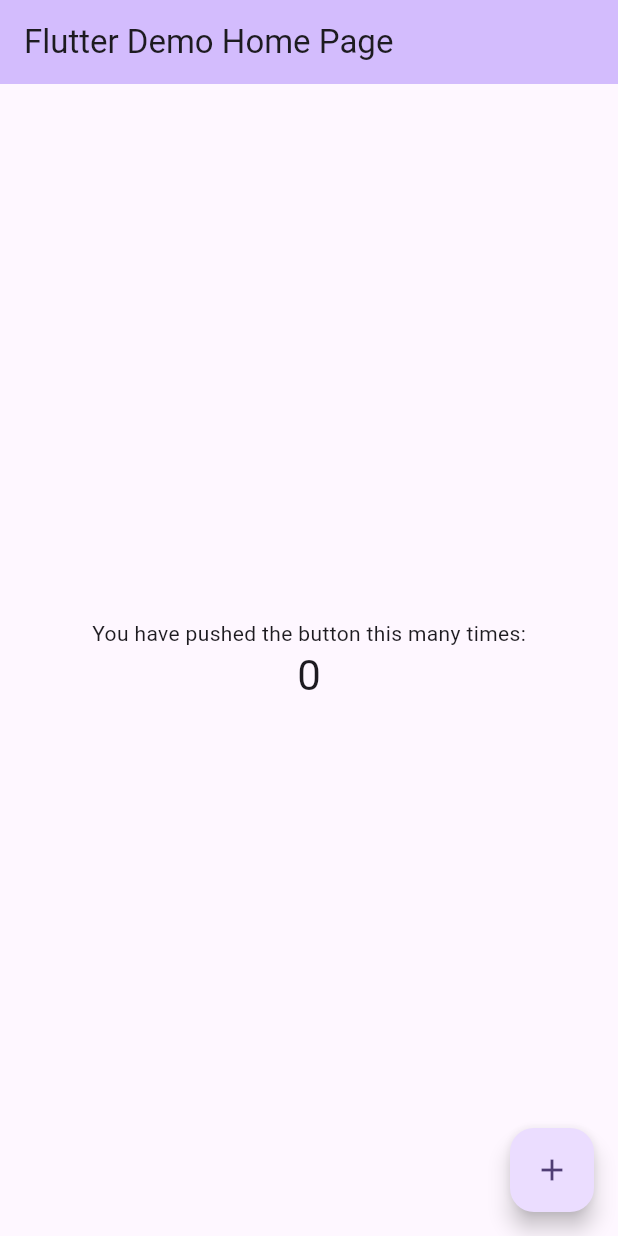
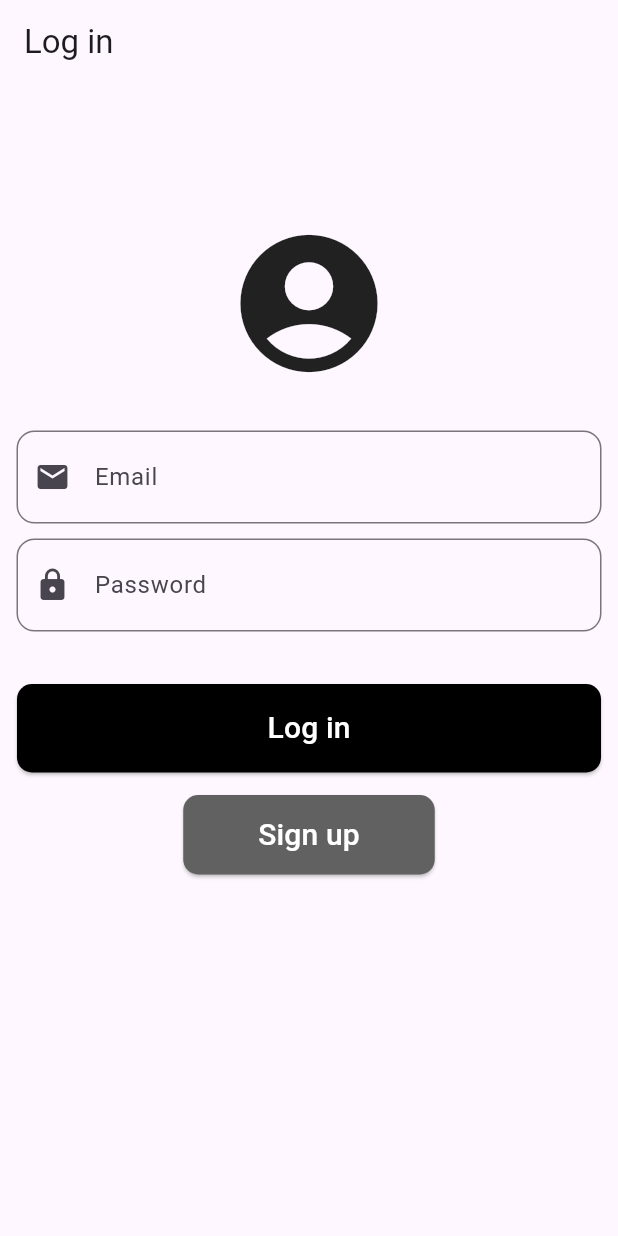
Before and after one commit to 2110081/lab11, a Flutter app: the screen it shows after launch, on a phone screen of 412 x 824 dp. Run offline on Flutter 3.47's test engine with Material 3 defaults, Android fonts, the phone set to English and light mode, and no system bars; our stand-ins replace cloud_firestore, firebase_auth, firebase_core; accounts and stored records are empty.

Commit message:
Final version

```diff
--- /dev/null
+++ b/lib/login.dart
@@ -0,0 +1,131 @@
+import 'package:flutter/material.dart';
+import 'package:firebase_auth/firebase_auth.dart';
+
+
+class LoginScreen extends StatefulWidget {
+  const LoginScreen({super.key});
+
+  @override
+  State<LoginScreen> createState() => _LoginScreenState();
+}
+
+class _LoginScreenState extends State<LoginScreen> {
+  final _formKey = GlobalKey<FormState>();
+  final _auth = FirebaseAuth.instance;
+  late String _email;
+  late String _password;
+
+
+  void _trySubmit() async {
+    final isValid = _formKey.currentState!.validate();
+    FocusScope.of(context).unfocus();
+
+    if (isValid) {
+      _formKey.currentState!.save();
+
+      try {
+        await _auth.signInWithEmailAndPassword(
+          email: _email,
+          password: _password,
+        );
+        Navigator.of(context).pushReplacementNamed('/mainPage');
+      } on FirebaseAuthException catch (e) {
+        ScaffoldMessenger.of(context).showSnackBar(
+          SnackBar(
+            content: Text(e.message ?? 'An error occurred. Please try again.'),
+          ),
+        );
+      }
+    }
+  }
+
+  @override
+  Widget build(BuildContext context) {
+    return Scaffold(
+      appBar: AppBar(
+        title: const Text('Log in'),
+      ),
+      body: Form(
+        key: _formKey,
+        child: Padding(
+          padding: const EdgeInsets.all(11.0),
+          child: Column(
+            children: <Widget>[
+              const SizedBox(height: 80.0),
+              const Icon(Icons.account_circle, size: 110),
+              const SizedBox(height: 30.0),
+              TextFormField(
+                key: const ValueKey('email'),
+                decoration: InputDecoration(
+                  labelText: 'Email',
+                  prefixIcon: const Icon(Icons.email),
+                  contentPadding: const EdgeInsets.all(19.0),
+                  border: OutlineInputBorder(
+                    borderRadius: BorderRadius.circular(12.0),
+                  ),
+                ),
+                validator: (value) {
+                  if (value!.isEmpty || !value.contains('@')) {
+                    return 'Please enter a valid email address.';
+                  }
+                  return null;
+                },
+                onSaved: (value) {
+                  _email = value!;
+                },
+              ),
+              const SizedBox(height: 10.0),
+              TextFormField(
+                key: const ValueKey('password'),
+                decoration: InputDecoration(
+                  labelText: 'Password',
+                  prefixIcon: const Icon(Icons.lock),
+                  contentPadding: const EdgeInsets.all(19.0),
+                  border: OutlineInputBorder(
+                    borderRadius: BorderRadius.circular(12.0),
+                  ),
+                ),
+                obscureText: true,
+                onSaved: (value) {
+                  _password = value!;
+                },
+              ),
+              const SizedBox(height: 35.0),
+              ElevatedButton(
+                onPressed: _trySubmit,
+                style: ElevatedButton.styleFrom(
+                  backgroundColor: Colors.black,
+                  padding: const EdgeInsets.symmetric(horizontal: 167, vertical: 15),
+                  shape: RoundedRectangleBorder(
+                    borderRadius: BorderRadius.circular(10.0),
+                  ),
+                ),
+                child: const Text(
+                  'Log in',
+                  style: TextStyle(fontSize: 20.0, color: Colors.white),
+                ),
+              ),
+              const SizedBox(height: 15.0),
+              ElevatedButton(
+                onPressed: () {
+                  Navigator.of(context).pushReplacementNamed('/register');
+                },
+                style: ElevatedButton.styleFrom(
+                  backgroundColor: Colors.grey[700],
+                  padding: const EdgeInsets.symmetric(horizontal: 50, vertical: 12),
+                  shape: RoundedRectangleBorder(
+                    borderRadius: BorderRadius.circular(10.0),
+                  ),
+                ),
+                child: const Text(
+                  'Sign up',
+                  style: TextStyle(fontSize: 20.0, color: Colors.white),
+                ),
+              ),
+            ],
+          ),
+        ),
+      ),
+    );
+  }
+}
--- a/lib/main.dart
+++ b/lib/main.dart
@@ -1,125 +1,35 @@
 import 'package:flutter/material.dart';
+import 'package:firebase_core/firebase_core.dart';
+import 'package:lab11/firebase_options.dart';
+import 'login.dart';
+import 'registration.dart';
+import 'main_page.dart';
 
-void main() {
+// https://firebase.google.com/docs/flutter/setup
+
+void main() async {
+  WidgetsFlutterBinding.ensureInitialized();
+  await Firebase.initializeApp(options: DefaultFirebaseOptions.currentPlatform);
+
   runApp(const MyApp());
 }
 
 class MyApp extends StatelessWidget {
   const MyApp({super.key});
 
-  // This widget is the root of your application.
   @override
   Widget build(BuildContext context) {
     return MaterialApp(
-      title: 'Flutter Demo',
+      title: 'Lab 11',
       theme: ThemeData(
-        // This is the theme of your application.
-        //
-        // TRY THIS: Try running your application with "flutter run". You'll see
-        // the application has a purple toolbar. Then, without quitting the app,
-        // try changing the seedColor in the colorScheme below to Colors.green
-        // and then invoke "hot reload" (save your changes or press the "hot
-        // reload" button in a Flutter-supported IDE, or press "r" if you used
-        // the command line to start the app).
-        //
-        // Notice that the counter didn't reset back to zero; the application
-        // state is not lost during the reload. To reset the state, use hot
-        // restart instead.
-        //
-        // This works for code too, not just values: Most code changes can be
-        // tested with just a hot reload.
-        colorScheme: ColorScheme.fromSeed(seedColor: Colors.deepPurple),
-        useMaterial3: true,
+        primarySwatch: Colors.blue,
       ),
-      home: const MyHomePage(title: 'Flutter Demo Home Page'),
+      initialRoute: '/',
+      routes: {
+        '/': (context) => const  LoginScreen(),
+        '/register': (context) => const  RegistrationScreen(),
+        '/mainPage': (context) => const  MainPage(),
+      },
     );
   }
 }
-
-class MyHomePage extends StatefulWidget {
-  const MyHomePage({super.key, required this.title});
-
-  // This widget is the home page of your application. It is stateful, meaning
-  // that it has a State object (defined below) that contains fields that affect
-  // how it looks.
-
-  // This class is the configuration for the state. It holds the values (in this
-  // case the title) provided by the parent (in this case the App widget) and
-  // used by the build method of the State. Fields in a Widget subclass are
-  // always marked "final".
-
-  final String title;
-
-  @override
-  State<MyHomePage> createState() => _MyHomePageState();
-}
-
-class _MyHomePageState extends State<MyHomePage> {
-  int _counter = 0;
-
-  void _incrementCounter() {
-    setState(() {
-      // This call to setState tells the Flutter framework that something has
-      // changed in this State, which causes it to rerun the build method below
-      // so that the display can reflect the updated values. If we changed
-      // _counter without calling setState(), then the build method would not be
-      // called again, and so nothing would appear to happen.
-      _counter++;
-    });
-  }
-
-  @override
-  Widget build(BuildContext context) {
-    // This method is rerun every time setState is called, for instance as done
-    // by the _incrementCounter method above.
-    //
-    // The Flutter framework has been optimized to make rerunning build methods
-    // fast, so that you can just rebuild anything that needs updating rather
-    // than having to individually change instances of widgets.
-    return Scaffold(
-      appBar: AppBar(
-        // TRY THIS: Try changing the color here to a specific color (to
-        // Colors.amber, perhaps?) and trigger a hot reload to see the AppBar
-        // change color while the other colors stay the same.
-        backgroundColor: Theme.of(context).colorScheme.inversePrimary,
-        // Here we take the value from the MyHomePage object that was created by
-        // the App.build method, and use it to set our appbar title.
-        title: Text(widget.title),
-      ),
-      body: Center(
-        // Center is a layout widget. It takes a single child and positions it
-        // in the middle of the parent.
-        child: Column(
-          // Column is also a layout widget. It takes a list of children and
-          // arranges them vertically. By default, it sizes itself to fit its
-          // children horizontally, and tries to be as tall as its parent.
-          //
-          // Column has various properties to control how it sizes itself and
-          // how it positions its children. Here we use mainAxisAlignment to
-          // center the children vertically; the main axis here is the vertical
-          // axis because Columns are vertical (the cross axis would be
-          // horizontal).
-          //
-          // TRY THIS: Invoke "debug painting" (choose the "Toggle Debug Paint"
-          // action in the IDE, or press "p" in the console), to see the
-          // wireframe for each widget.
-          mainAxisAlignment: MainAxisAlignment.center,
-          children: <Widget>[
-            const Text(
-              'You have pushed the button this many times:',
-            ),
-            Text(
-              '$_counter',
-              style: Theme.of(context).textTheme.headlineMedium,
-            ),
-          ],
-        ),
-      ),
-      floatingActionButton: FloatingActionButton(
-        onPressed: _incrementCounter,
-        tooltip: 'Increment',
-        child: const Icon(Icons.add),
-      ), // This trailing comma makes auto-formatting nicer for build methods.
-    );
-  }
-}
--- a/pubspec.yaml
+++ b/pubspec.yaml
@@ -35,6 +35,9 @@ dependencies:
   # The following adds the Cupertino Icons font to your application.
   # Use with the CupertinoIcons class for iOS style icons.
   cupertino_icons: ^1.0.2
+  firebase_auth: ^4.16.0
+  cloud_firestore: ^4.14.0
+  firebase_core: ^2.24.2
 
 dev_dependencies:
   flutter_test:
```
Also changed, not shown: lib/main_page.dart (added, +76 -0 lines), lib/registration.dart (added, +179 -0 lines), lib/firebase_options.dart (added), pubspec.lock, 4 other files.
